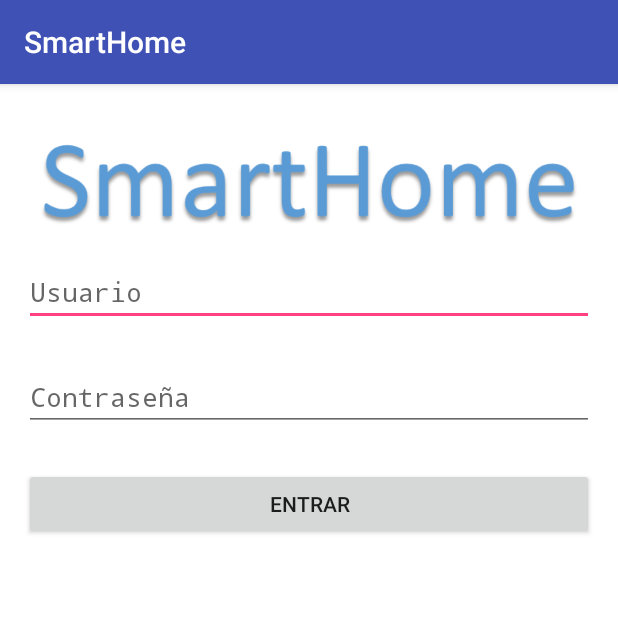
After one commit to kerly1111/SistemasDistribuidosProyecto, an Android app: the LoginActivity screen opened directly, with no data from a screen before it, on a phone screen of 412 x 824 dp, the top half of it. The commit adds this screen. Run offline under Robolectric (Android 15) with nearby library versions, the phone set to English and light mode, and no system bars.

Commit message:
LoginSmartHome
Login con token y sharedpreferences

```diff
--- a/SmartHomeAPK/app/src/main/AndroidManifest.xml
+++ b/SmartHomeAPK/app/src/main/AndroidManifest.xml
@@ -1,6 +1,10 @@
 <?xml version="1.0" encoding="utf-8"?>
 <manifest xmlns:android="http://schemas.android.com/apk/res/android"
     package="com.smarthome.aplicacion.smarthomeapk">
+    <uses-permission android:name="android.permission.GET_ACCOUNTS" />
+    <uses-permission android:name="android.permission.READ_PROFILE" />
+    <uses-permission android:name="android.permission.READ_CONTACTS" />
+    <uses-permission android:name="android.permission.INTERNET" />
 
     <application
         android:allowBackup="true"
@@ -15,6 +19,7 @@
                 <category android:name="android.intent.category.LAUNCHER" />
             </intent-filter>
         </activity>
+        <activity android:name=".LoginActivity"></activity>
     </application>
 
 </manifest>
--- /dev/null
+++ b/SmartHomeAPK/app/src/main/res/layout/activity_login.xml
@@ -0,0 +1,68 @@
+<?xml version="1.0" encoding="utf-8"?>
+<RelativeLayout xmlns:android="http://schemas.android.com/apk/res/android"
+    xmlns:tools="http://schemas.android.com/tools"
+    android:layout_width="match_parent"
+    android:layout_height="match_parent"
+    android:paddingBottom="@dimen/activity_vertical_margin"
+    android:paddingLeft="@dimen/activity_horizontal_margin"
+    android:paddingRight="@dimen/activity_horizontal_margin"
+    android:paddingTop="@dimen/activity_vertical_margin"
+    tools:context="com.smarthome.aplicacion.smarthomeapk.LoginActivity"
+    android:background="#ffffff">
+
+    <ScrollView
+        android:layout_width="match_parent"
+        android:layout_height="match_parent"
+        android:id="@+id/scrollView" >
+
+        <LinearLayout
+            android:orientation="vertical"
+            android:layout_width="match_parent"
+            android:layout_height="match_parent"
+            android:layout_alignParentTop="true"
+            android:layout_alignParentStart="true">
+
+            <ImageView
+                android:layout_width="match_parent"
+                android:layout_height="100dp"
+                android:id="@+id/imageView"
+                android:src="@drawable/smarthometipo" />
+
+            <EditText
+                android:layout_width="match_parent"
+                android:layout_height="wrap_content"
+                android:id="@+id/txtUsuario"
+                android:hint="@string/user"
+                android:typeface="monospace" />
+
+            <TextView
+                android:layout_width="wrap_content"
+                android:layout_height="wrap_content"
+                android:textAppearance="?android:attr/textAppearanceMedium"
+                android:id="@+id/espacio1" />
+
+            <EditText
+                android:layout_width="match_parent"
+                android:layout_height="wrap_content"
+                android:inputType="textPassword"
+                android:ems="10"
+                android:id="@+id/txtPass"
+                android:hint="@string/pass"
+                android:typeface="monospace" />
+
+            <TextView
+                android:layout_width="wrap_content"
+                android:layout_height="wrap_content"
+                android:textAppearance="?android:attr/textAppearanceMedium"
+                android:id="@+id/espacio2" />
+
+            <Button
+                android:layout_width="match_parent"
+                android:layout_height="wrap_content"
+                android:text="Entrar"
+                android:id="@+id/btnEntrar" />
+
+        </LinearLayout>
+    </ScrollView>
+
+</RelativeLayout>
--- a/SmartHomeAPK/app/src/main/res/values/strings.xml
+++ b/SmartHomeAPK/app/src/main/res/values/strings.xml
@@ -1,3 +1,12 @@
 <resources>
-    <string name="app_name">SmartHomeAPK</string>
+    <string name="app_name">SmartHome</string>
+    <string name="user">Usuario</string>
+    <string name="pass">Contraseña</string>
+
+    <!--Servidor-->
+    <string name="direccionServidor">http://192.168.1.5:8000</string>
+
+
+
+
 </resources>
```
Also changed, not shown: SmartHomeAPK/app/src/main/java/com/smarthome/aplicacion/smarthomeapk/LoginActivity.java (added, +136 -0 lines), SmartHomeAPK/app/src/main/java/com/smarthome/aplicacion/smarthomeapk/MainActivity.java (+18 -0 lines), SmartHomeAPK/app/src/main/java/com/smarthome/aplicacion/smarthomeapk/Preferencias/Preferences.java (added, +26 -0 lines), SmartHomeAPK/app/src/main/java/com/smarthome/aplicacion/smarthomeapk/Token.java (added, +17 -0 lines), SmartHomeAPK/app/libs/gson-2.2.4.jar (added), SmartHomeAPK/app/src/main/res/drawable/smarthometipo.png (added).
